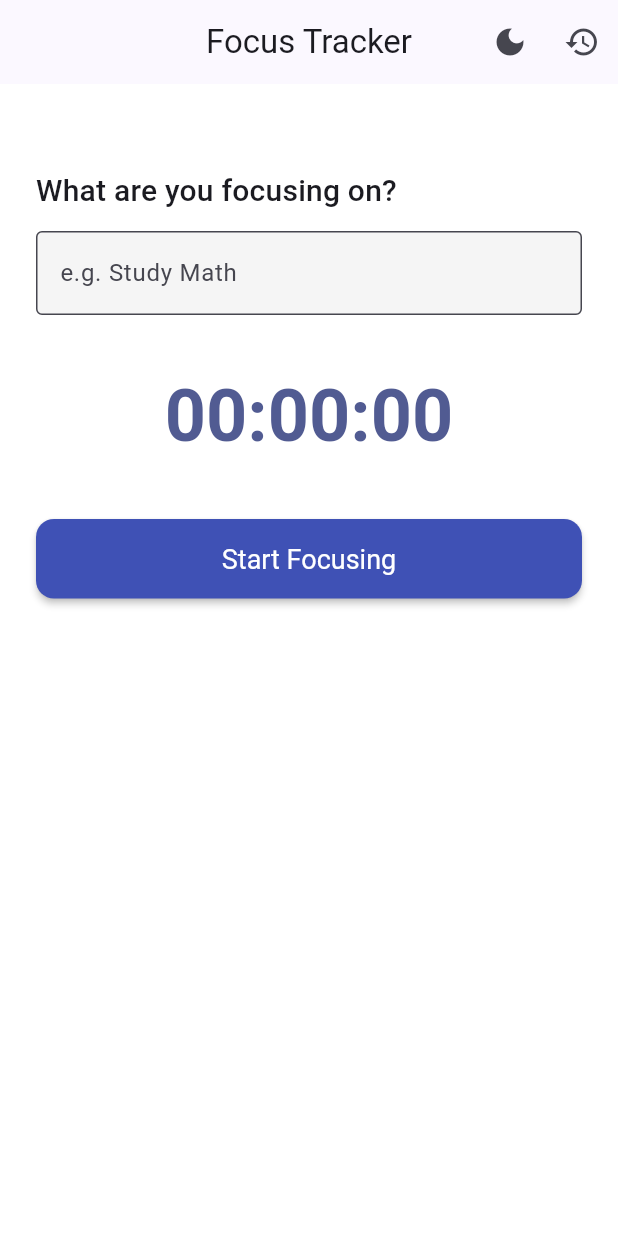
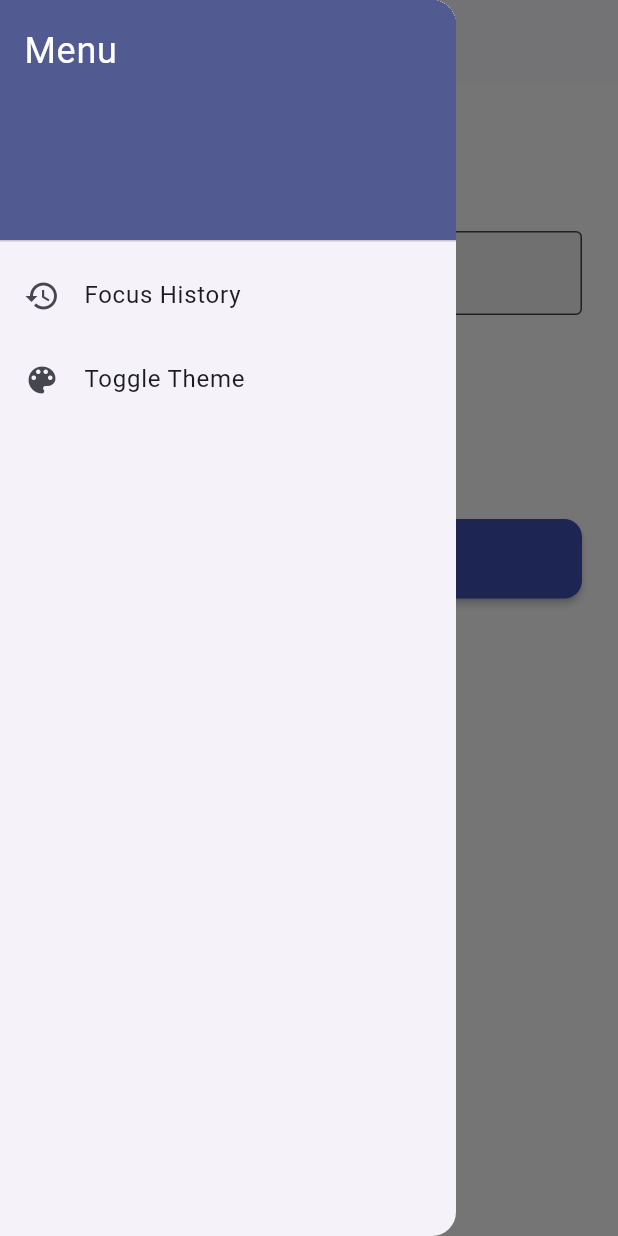
Before and after one commit to krishnakireeti-2k7/focus_tracker-, a Flutter app: the screen it shows after launch, with the side drawer open (before the commit the screen has no drawer), on a phone screen of 412 x 824 dp. Run offline on Flutter 3.47's test engine with Material 3 defaults, Android fonts, the phone set to English and light mode, and no system bars; our stand-ins replace flutter_riverpod, shared_preferences.

```diff
--- a/lib/screens/focus_screen.dart
+++ b/lib/screens/focus_screen.dart
@@ -2,7 +2,6 @@ import 'package:flutter/material.dart';
 import 'package:flutter_riverpod/flutter_riverpod.dart';
 import 'package:focus_tracker/providers/session_list_notifier.dart';
 import 'package:focus_tracker/providers/time_provider.dart';
-import 'package:focus_tracker/screens/history_screen.dart';
 import '../models/focus_session.dart';
 import '../providers/theme_provider.dart';
 
@@ -37,26 +36,42 @@ class _FocusScreenState extends ConsumerState<FocusScreen> {
       appBar: AppBar(
     title: const Text('Focus Tracker'),
     centerTitle: true,
-        actions: [
-          Consumer(
-            builder: (context, ref, _) {
-              final mode = ref.watch(themeModeProvider);
-              final isDark = mode == ThemeMode.dark;
-              return IconButton(
-                icon: Icon(isDark ? Icons.light_mode : Icons.dark_mode),
-                onPressed: () {
-                  ref.read(themeModeProvider.notifier).toggleTheme();
-                },
-              );
-            },
   ),
-          IconButton(
-            icon: const Icon(Icons.history),
-            onPressed: () {
+      drawer: Drawer(
+    child: ListView(
+      padding: EdgeInsets.zero,
+      children: [
+        DrawerHeader(
+          decoration: BoxDecoration(
+            color: Theme.of(context).colorScheme.primary,
+          ),
+          child: const Text(
+            'Menu',
+            style: TextStyle(
+              color: Colors.white,
+              fontSize: 24,
+            ),
+          ),
+        ),
+        ListTile(
+          leading: const Icon(Icons.history),
+          title: const Text('Focus History'),
+          onTap: () {
+            Navigator.pop(context); // close drawer
             Navigator.pushNamed(context, '/history');
           },
         ),
+        ListTile(
+          leading: const Icon(Icons.color_lens),
+          title: const Text('Toggle Theme'),
+          onTap: () {
+            Navigator.pop(context); // close drawer
+            ref.read(themeModeProvider.notifier).toggleTheme();
+          },
+        ),
+        // You can add more items later like "Settings", "About", etc.
       ],
+    ),
   ),
       body: SingleChildScrollView(
         padding: const EdgeInsets.all(24),
@@ -88,7 +103,7 @@ class _FocusScreenState extends ConsumerState<FocusScreen> {
             ),
             const SizedBox(height: 40),
             ElevatedButton(
-              key: UniqueKey(), // 💥 Force rebuild on every rebuild
+              key: UniqueKey(),
               onPressed: () {
                 final timer = ref.read(focusTimerProvider.notifier);
                 final elapsed = ref.read(focusTimerProvider);
```
Lines whose indentation alone changed are shown as unchanged.
